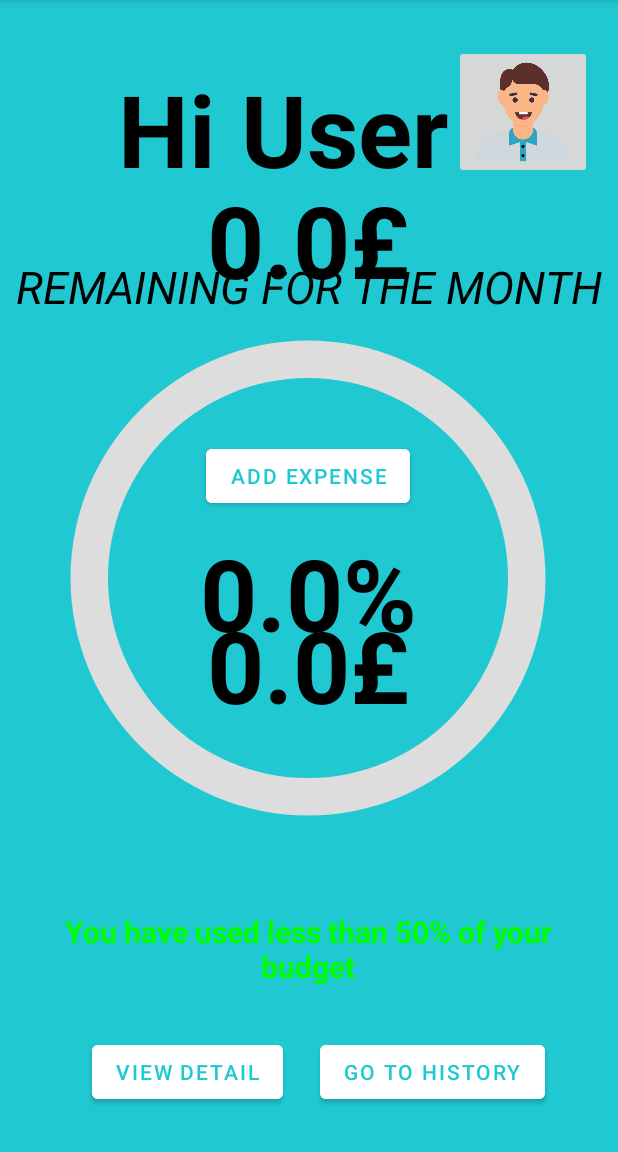
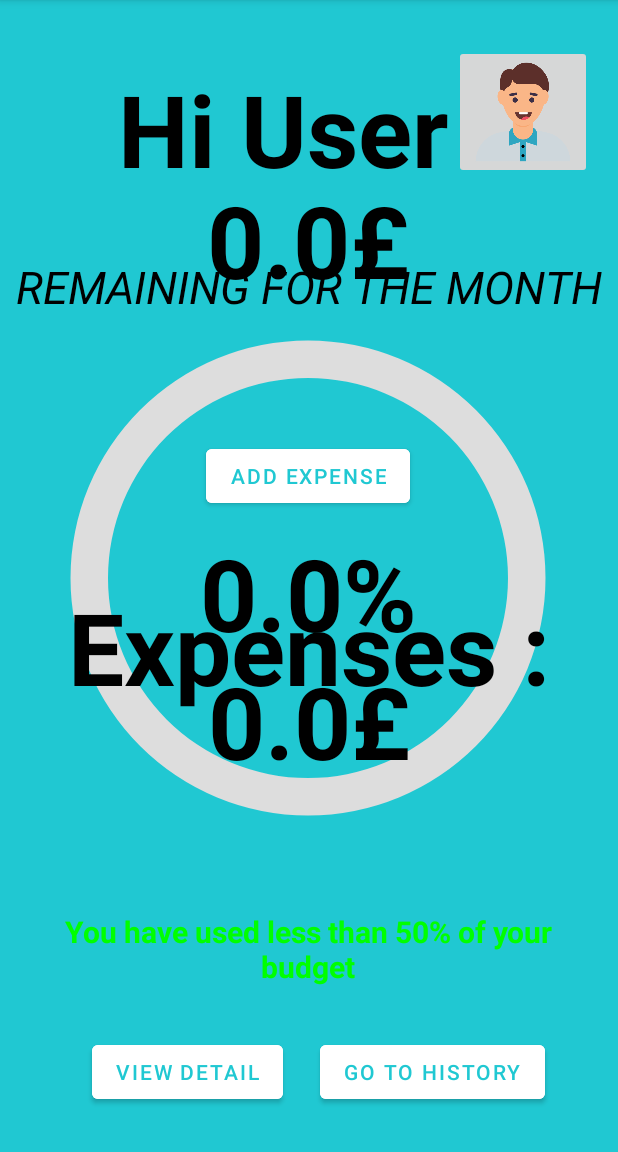
Before and after one commit to JoGaudin/Project, an Android app: the screen it shows after launch (MainActivity), on a phone screen of 412 x 824 dp, the part 84-1236 px from its top. Run offline under Robolectric (Android 15) with nearby library versions, the phone set to English and light mode, and no system bars.

Commit message:
last change

```diff
--- a/app/src/main/res/layout/activity_main.xml
+++ b/app/src/main/res/layout/activity_main.xml
@@ -155,15 +155,30 @@
         android:layout_width="wrap_content"
         android:layout_height="wrap_content"
         android:text="0.0£"
+        android:textColor="@color/black"
         android:textSize="100px"
         android:textStyle="bold"
+        app:layout_constraintBottom_toBottomOf="parent"
+        app:layout_constraintEnd_toEndOf="parent"
+        app:layout_constraintStart_toStartOf="parent"
+        app:layout_constraintTop_toTopOf="parent"
+        app:layout_constraintVertical_bias="0.642" />
+
+    <TextView
+        android:id="@+id/textView"
+        android:layout_width="wrap_content"
+        android:layout_height="wrap_content"
         android:textColor="@color/black"
+        android:textSize="100px"
+        android:textStyle="bold"
+        android:text="Expenses :"
+        android:gravity="center"
         app:layout_constraintBottom_toBottomOf="parent"
         app:layout_constraintEnd_toEndOf="parent"
         app:layout_constraintHorizontal_bias="0.498"
         app:layout_constraintStart_toStartOf="parent"
         app:layout_constraintTop_toTopOf="parent"
-        app:layout_constraintVertical_bias="0.587" />
+        app:layout_constraintVertical_bias="0.57" />
 
 
 </androidx.constraintlayout.widget.ConstraintLayout>
```
